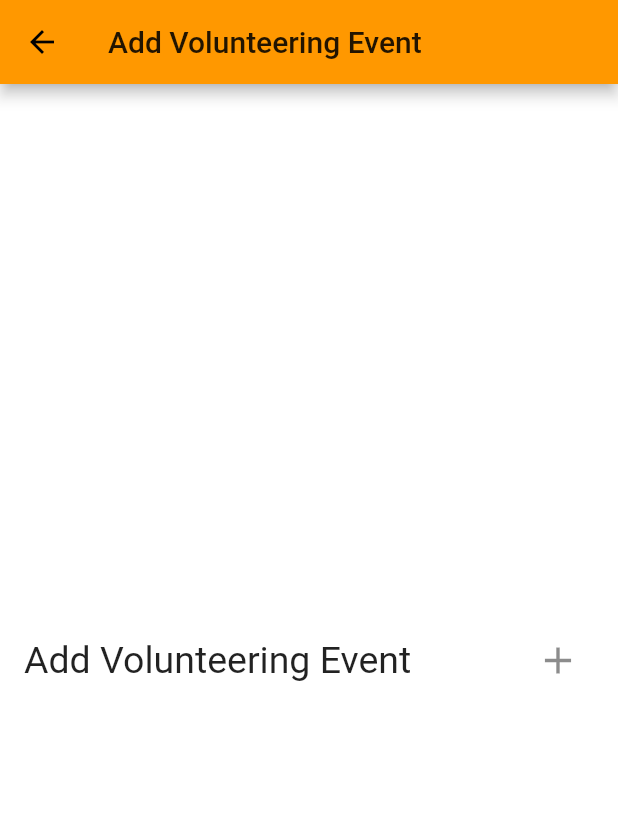
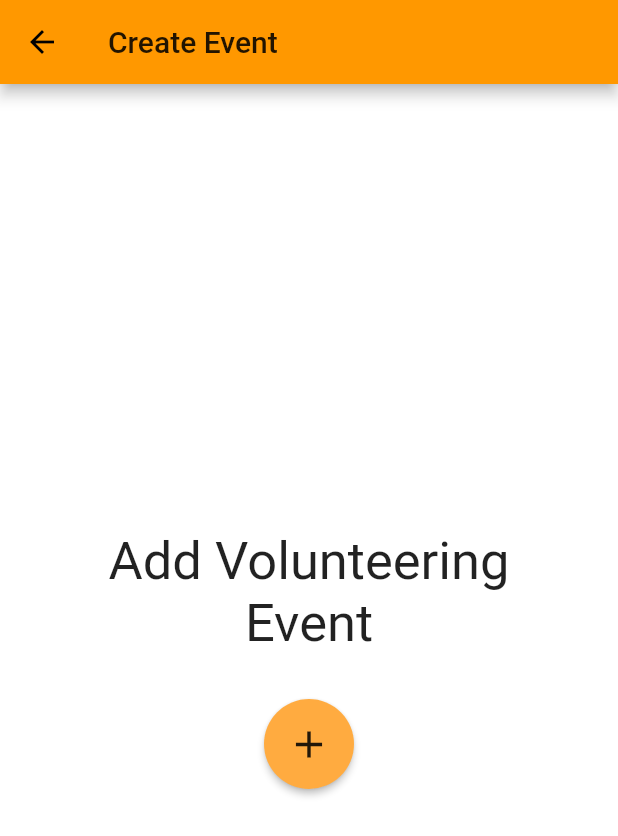
Before and after one commit to serenawens/flutter_app, a Flutter app: the AdminEventPage screen opened directly, on a phone screen of 412 x 824 dp. Shown: the top 836 px of the screen. Run offline on Flutter 3.47's test engine with Material 2 defaults, Android fonts, the phone set to English and light mode, and no system bars; our stand-ins replace shared_preferences, splashscreen; missing offline and left inert: simple_time_range_picker; accounts and stored records are empty.

Commit message:
Add Event + Profile page UI updates

```diff
--- a/lib/AdminEventAdd.dart
+++ b/lib/AdminEventAdd.dart
@@ -26,22 +26,25 @@ class _AdminEventPageState extends State<AdminEventPage> {
         child: Column(
           mainAxisAlignment: MainAxisAlignment.center,
           children: <Widget>[
-            ListTile(
-              title: Text('Add Volunteering Event',
-                  style: TextStyle(fontSize: 25)),
-              trailing: IconButton(
-                  icon: Icon(Icons.add, size: 30),
-                  onPressed: () {
-                    Navigator.push(
-                        context,
-                        MaterialPageRoute(
-                            builder: (context) =>
-                                AddEventPage(title: 'Add Event')));
-                  }),
+            Text('Add Volunteering',
+            style: TextStyle(fontSize: 35)),
+            Text('Event',
+                style: TextStyle(fontSize: 35)),
+            SizedBox(height: 30),
+            RawMaterialButton(
+              onPressed: () {Navigator.push(
+                  context,
+                  MaterialPageRoute(
+                      builder: (context) =>
+                          AddEventPage(title: 'Create Event'))); },
+              fillColor: Colors.orangeAccent,
+              child: Icon(Icons.add, size: 30.0),
+              padding: EdgeInsets.all(15.0),
+              shape: CircleBorder(),
             ),
           ],
+            ),
         ),
-      ),
     );
   }
 }
--- a/lib/Route.dart
+++ b/lib/Route.dart
@@ -137,7 +137,7 @@ class _RouteScreenState extends State<RouteScreen> {
         onTap: _onItemTapped,
       );
     } else {
-      _widgetOptions.add(AdminEventPage(title: "Add Volunteering Event"));
+      _widgetOptions.add(AdminEventPage(title: "Create Event"));
       return BottomNavigationBar(
         items: bottomNavigationBarItemList,
         currentIndex: _selectedIndex,
```
Also changed, not shown: lib/ProfileInfo.dart (+13 -4 lines).
